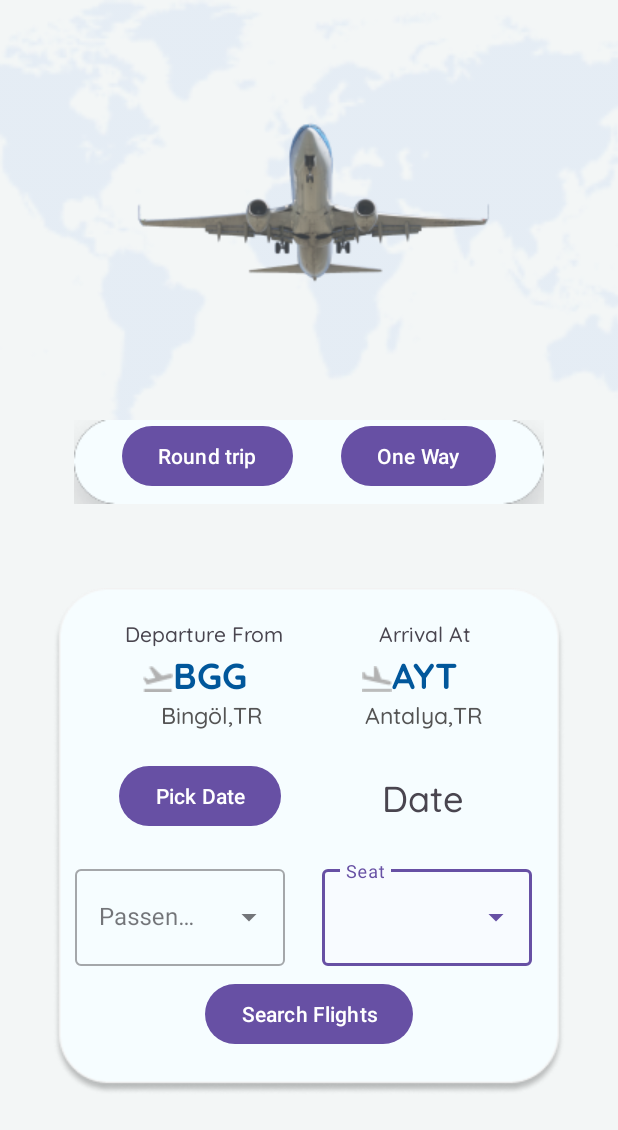
After one commit to SerhanBaymaz/Flight-Club, an Android app: the Home_activity screen opened directly, with no data from a screen before it, on a phone screen of 412 x 824 dp. The commit adds this screen. Shown: the top 1130 px of the screen. Run offline under Robolectric (Android 15) with nearby library versions, the phone set to English and light mode, and no system bars.

Commit message:
activity_home page implemented.

```diff
--- a/app/src/main/AndroidManifest.xml
+++ b/app/src/main/AndroidManifest.xml
@@ -12,6 +12,9 @@
         android:supportsRtl="true"
         android:theme="@style/Theme.Book_Flight"
         tools:targetApi="31">
+        <activity
+            android:name=".Home_activity"
+            android:exported="false" />
         <activity
             android:name=".signInActivity"
             android:exported="false" />
--- /dev/null
+++ b/app/src/main/java/com/example/book_flight/Home_activity.kt
@@ -0,0 +1,59 @@
+package com.example.book_flight
+
+import android.app.DatePickerDialog
+import androidx.appcompat.app.AppCompatActivity
+import android.os.Bundle
+import android.widget.ArrayAdapter
+import com.example.book_flight.databinding.ActivityHomeBinding
+import java.text.SimpleDateFormat
+import java.util.Calendar
+import java.util.Locale
+
+class Home_activity : AppCompatActivity() {
+
+    lateinit var binding: ActivityHomeBinding
+    override fun onCreate(savedInstanceState: Bundle?) {
+
+        super.onCreate(savedInstanceState)
+        binding = ActivityHomeBinding.inflate(layoutInflater)
+        setContentView(binding.root)
+
+
+        //val abc = arrayOf("a","b","c")
+        val seatclass = resources.getStringArray(R.array.seatclass)
+        val number_of_passengers = resources.getStringArray(R.array.passengers)
+
+        val arrayAdapter_seat = ArrayAdapter(this, R.layout.list_item, R.id.textview_seatclasslist,seatclass)
+        binding.autoCompleteTextViewSeatclass.setAdapter(arrayAdapter_seat)
+
+        val arrayAdapter_passengers = ArrayAdapter(this, R.layout.list_item, R.id.textview_passengerlist,number_of_passengers)
+        binding.autoCompleteTextViewPassengers.setAdapter(arrayAdapter_passengers)
+
+
+        val myCalendar = Calendar.getInstance()
+
+        val datePicker = DatePickerDialog.OnDateSetListener{ view, year, month, dayOfMonth ->
+            myCalendar.set(Calendar.YEAR,year)
+            myCalendar.set(Calendar.MONTH,month)
+            myCalendar.set(Calendar.DAY_OF_MONTH,dayOfMonth)
+            updateLable(myCalendar)
+        }
+
+        binding.btnDatePicker.setOnClickListener {
+            DatePickerDialog(this,datePicker,myCalendar.get(Calendar.YEAR),
+                myCalendar.get(Calendar.MONTH),myCalendar.get(Calendar.DAY_OF_MONTH)).show()
+        }
+
+
+
+    }//oncreate
+
+    fun updateLable(myCalendar: Calendar){
+        val myFormat = "dd-MM-yyyy"
+        val simpleDateFormat = SimpleDateFormat(myFormat, Locale.ENGLISH)
+
+        binding.tvDatePicker.setText(simpleDateFormat.format(myCalendar.time))
+
+    }
+
+}//class
--- /dev/null
+++ b/app/src/main/res/layout/activity_home.xml
@@ -0,0 +1,244 @@
+<?xml version="1.0" encoding="utf-8"?>
+<androidx.constraintlayout.widget.ConstraintLayout xmlns:android="http://schemas.android.com/apk/res/android"
+    xmlns:app="http://schemas.android.com/apk/res-auto"
+    xmlns:tools="http://schemas.android.com/tools"
+    android:layout_width="match_parent"
+    android:layout_height="match_parent"
+    android:background="@color/main_background"
+    tools:context=".Home_activity">
+
+    <ImageView
+        android:id="@+id/image_worldmap_home"
+        android:layout_width="601dp"
+        android:layout_height="297dp"
+        android:alpha="10"
+        android:contentDescription="@string/image_worldmap"
+        app:layout_constraintEnd_toEndOf="parent"
+        app:layout_constraintStart_toStartOf="parent"
+        app:layout_constraintTop_toTopOf="parent"
+        app:srcCompat="@drawable/worldmap"
+        tools:ignore="VisualLintBounds" />
+
+    <ImageView
+        android:id="@+id/image_takeoff_home"
+        android:layout_width="wrap_content"
+        android:layout_height="wrap_content"
+        android:layout_marginBottom="73dp"
+        android:contentDescription="@string/image_takeoff_home"
+        app:layout_constraintBottom_toBottomOf="@+id/image_worldmap_home"
+        app:layout_constraintEnd_toEndOf="parent"
+        app:layout_constraintStart_toStartOf="parent"
+        app:layout_constraintTop_toTopOf="parent"
+        app:srcCompat="@drawable/plane_takeoff" />
+
+    <ImageView
+        android:id="@+id/image_rectangle2_tab_home"
+        android:layout_width="wrap_content"
+        android:layout_height="wrap_content"
+        app:layout_constraintBottom_toTopOf="@+id/image_rectangle1_home"
+        app:layout_constraintEnd_toEndOf="parent"
+        app:layout_constraintStart_toStartOf="parent"
+        app:layout_constraintTop_toBottomOf="@+id/image_takeoff_home"
+        app:srcCompat="@drawable/rectangle_tab_home"
+        tools:ignore="ContentDescription" />
+
+    <Button
+        android:id="@+id/button_roundtrip_home"
+        android:layout_width="wrap_content"
+        android:layout_height="wrap_content"
+        android:layout_marginStart="32dp"
+        android:text="@string/button_roundtrip_home"
+        app:layout_constraintStart_toStartOf="@+id/image_rectangle2_tab_home"
+        app:layout_constraintTop_toTopOf="@+id/image_rectangle2_tab_home" />
+
+    <Button
+        android:id="@+id/button_oneway_home"
+        android:layout_width="wrap_content"
+        android:layout_height="wrap_content"
+        android:text="@string/button_oneway_home"
+        app:layout_constraintEnd_toEndOf="@+id/image_rectangle2_tab_home"
+        app:layout_constraintStart_toEndOf="@+id/button_roundtrip_home"
+        app:layout_constraintTop_toTopOf="@+id/image_rectangle2_tab_home" />
+
+    <ImageView
+        android:id="@+id/image_rectangle1_home"
+        android:layout_width="wrap_content"
+        android:layout_height="wrap_content"
+        app:layout_constraintBottom_toBottomOf="parent"
+        app:layout_constraintEnd_toEndOf="parent"
+        app:layout_constraintStart_toStartOf="parent"
+        app:layout_constraintTop_toBottomOf="@+id/image_worldmap_home"
+        app:srcCompat="@drawable/rectangle_home"
+        tools:ignore="ContentDescription" />
+
+    <TextView
+        android:id="@+id/textView_departure_home"
+        android:layout_width="wrap_content"
+        android:layout_height="wrap_content"
+        android:layout_marginStart="48dp"
+        android:layout_marginTop="20dp"
+        android:fontFamily="@font/quicksand_medium"
+        android:text="@string/textView_departure_home"
+        app:layout_constraintStart_toStartOf="@+id/image_rectangle1_home"
+        app:layout_constraintTop_toTopOf="@+id/image_rectangle1_home" />
+
+    <TextView
+        android:id="@+id/text_departure_iata_home"
+        android:layout_width="wrap_content"
+        android:layout_height="wrap_content"
+        android:layout_marginStart="80dp"
+        android:fontFamily="@font/quicksand_bold"
+        android:text="BGG"
+        android:textColor="#01579B"
+        android:textSize="24sp"
+        app:layout_constraintStart_toStartOf="@+id/image_rectangle1_home"
+        app:layout_constraintTop_toBottomOf="@+id/textView_departure_home" />
+
+    <TextView
+        android:id="@+id/text_departure_fullname_home"
+        android:layout_width="wrap_content"
+        android:layout_height="wrap_content"
+        android:layout_marginStart="72dp"
+        android:fontFamily="@font/quicksand_medium"
+        android:text="Bingöl,TR"
+        android:textColor="#545454"
+        android:textSize="15sp"
+        app:layout_constraintStart_toStartOf="@+id/image_rectangle1_home"
+        app:layout_constraintTop_toBottomOf="@+id/text_departure_iata_home" />
+
+    <TextView
+        android:id="@+id/text_arrival_fullname_home"
+        android:layout_width="wrap_content"
+        android:layout_height="wrap_content"
+        android:fontFamily="@font/quicksand_medium"
+        android:text="Antalya,TR"
+        android:textColor="#545454"
+        android:textSize="15sp"
+        app:layout_constraintEnd_toEndOf="@+id/image_rectangle1_home"
+        app:layout_constraintHorizontal_bias="0.556"
+        app:layout_constraintStart_toEndOf="@+id/text_departure_fullname_home"
+        app:layout_constraintTop_toBottomOf="@+id/text_arrival_iata_home" />
+
+    <TextView
+        android:id="@+id/textView_arrival_home"
+        android:layout_width="wrap_content"
+        android:layout_height="wrap_content"
+        android:layout_marginTop="20dp"
+        android:fontFamily="@font/quicksand_medium"
+        android:text="@string/textView_arrival_home"
+        app:layout_constraintEnd_toEndOf="@+id/image_rectangle1_home"
+        app:layout_constraintStart_toEndOf="@+id/textView_departure_home"
+        app:layout_constraintTop_toTopOf="@+id/image_rectangle1_home" />
+
+    <TextView
+        android:id="@+id/text_arrival_iata_home"
+        android:layout_width="wrap_content"
+        android:layout_height="wrap_content"
+        android:fontFamily="@font/quicksand_bold"
+        android:text="AYT"
+        android:textColor="#01579B"
+        android:textSize="24sp"
+        app:layout_constraintEnd_toEndOf="@+id/image_rectangle1_home"
+        app:layout_constraintHorizontal_bias="0.577"
+        app:layout_constraintStart_toEndOf="@+id/text_departure_iata_home"
+        app:layout_constraintTop_toBottomOf="@+id/textView_arrival_home" />
+
+    <ImageView
+        android:id="@+id/image_departure_sticker_home"
+        android:layout_width="wrap_content"
+        android:layout_height="wrap_content"
+        android:layout_marginTop="12dp"
+        app:layout_constraintEnd_toStartOf="@+id/text_departure_iata_home"
+        app:layout_constraintTop_toBottomOf="@+id/textView_departure_home"
+        app:srcCompat="@drawable/departure_sticker"
+        tools:ignore="ContentDescription,ImageContrastCheck" />
+
+    <ImageView
+        android:id="@+id/image_arrival_sticker_home"
+        android:layout_width="wrap_content"
+        android:layout_height="wrap_content"
+        android:layout_marginTop="12dp"
+        app:layout_constraintEnd_toStartOf="@+id/text_arrival_iata_home"
+        app:layout_constraintTop_toBottomOf="@+id/textView_arrival_home"
+        app:srcCompat="@drawable/arrival_sticker"
+        tools:ignore="ContentDescription,ImageContrastCheck" />
+
+    <Button
+        android:id="@+id/button_searchflt_home"
+        android:layout_width="wrap_content"
+        android:layout_height="wrap_content"
+        android:layout_marginBottom="30dp"
+        android:text="@string/button_searchflt_home"
+        app:layout_constraintBottom_toBottomOf="@+id/image_rectangle1_home"
+        app:layout_constraintEnd_toEndOf="@+id/image_rectangle1_home"
+        app:layout_constraintStart_toStartOf="@+id/image_rectangle1_home" />
+
+
+    <com.google.android.material.textfield.TextInputLayout
+        android:id="@+id/textInputLayout"
+        style="@style/Widget.MaterialComponents.TextInputLayout.OutlinedBox.ExposedDropdownMenu"
+        android:layout_width="140dp"
+        android:layout_height="70dp"
+        android:layout_marginBottom="8dp"
+        android:hint="@string/menu_seatclass_home"
+        app:layout_constraintBottom_toTopOf="@+id/button_searchflt_home"
+        app:layout_constraintEnd_toEndOf="@+id/image_rectangle1_home"
+        app:layout_constraintHorizontal_bias="0.89"
+        app:layout_constraintStart_toStartOf="@+id/image_rectangle1_home">
+
+        <AutoCompleteTextView
+            android:id="@+id/autoCompleteTextView_seatclass"
+            android:layout_width="match_parent"
+            android:layout_height="match_parent"
+            android:inputType="none"
+            android:textColorHint="#546E7A"
+            tools:ignore="LabelFor,TextContrastCheck,TouchTargetSizeCheck" />
+
+    </com.google.android.material.textfield.TextInputLayout>
+
+    <com.google.android.material.textfield.TextInputLayout
+        android:id="@+id/textInputLayout2"
+        style="@style/Widget.MaterialComponents.TextInputLayout.OutlinedBox.ExposedDropdownMenu"
+        android:layout_width="140dp"
+        android:layout_height="70dp"
+        android:layout_marginBottom="8dp"
+        android:hint="@string/menu_travellers_home"
+        app:layout_constraintBottom_toTopOf="@+id/button_searchflt_home"
+        app:layout_constraintEnd_toEndOf="@+id/image_rectangle1_home"
+        app:layout_constraintHorizontal_bias="0.074"
+        app:layout_constraintStart_toStartOf="@+id/image_rectangle1_home">
+
+        <AutoCompleteTextView
+            android:id="@+id/autoCompleteTextView_passengers"
+            android:layout_width="match_parent"
+            android:layout_height="match_parent"
+            android:inputType="none"
+            android:textColorHint="#546E7A"
+            tools:ignore="LabelFor,TextContrastCheck,TouchTargetSizeCheck" />
+
+    </com.google.android.material.textfield.TextInputLayout>
+
+    <Button
+        android:id="@+id/btnDatePicker"
+        android:layout_width="wrap_content"
+        android:layout_height="wrap_content"
+        android:layout_marginStart="44dp"
+        android:text="@string/button_pick_date"
+        app:layout_constraintBottom_toTopOf="@+id/textInputLayout2"
+        app:layout_constraintStart_toStartOf="@+id/image_rectangle1_home"
+        app:layout_constraintTop_toBottomOf="@+id/text_departure_fullname_home" />
+
+    <TextView
+        android:id="@+id/tvDatePicker"
+        android:layout_width="wrap_content"
+        android:layout_height="wrap_content"
+        android:fontFamily="@font/quicksand_medium"
+        android:text="@string/textView_pick_date"
+        android:textSize="24sp"
+        app:layout_constraintBottom_toTopOf="@+id/textInputLayout"
+        app:layout_constraintEnd_toEndOf="@+id/image_rectangle1_home"
+        app:layout_constraintStart_toEndOf="@+id/btnDatePicker"
+        app:layout_constraintTop_toBottomOf="@+id/text_arrival_fullname_home" />
+
+
+</androidx.constraintlayout.widget.ConstraintLayout>
--- a/app/src/main/res/values/strings.xml
+++ b/app/src/main/res/values/strings.xml
@@ -5,8 +5,6 @@
     <string name="text_LetsFly">Let\'s Fly </string>
     <string name="text_layout_email">E-mail </string>
     <string name="text_layout_password">Password </string>
-
-
 
     <string name="textView_already">Do you have an account?</string>
     <string name="textView_click_signIn">SIGN IN</string>
@@ -20,10 +18,6 @@
     <string name="checkBox_rememberMe_signup">Remember me </string>
 
 
-    <string name="button_signup">Sign Up </string>
-    <string name="buttonImage_facebook">Facebook sign in button </string>
-    <string name="buttonImage_twitter">Twitter sign in button </string>
-    <string name="buttonImage_google">Google sign in button </string>
 
 
 
@@ -32,6 +26,16 @@
 
 
 
+
+
+
+
+
+
+    <string name="button_signup">Sign Up </string>
+    <string name="buttonImage_facebook">Facebook sign in button </string>
+    <string name="buttonImage_twitter">Twitter sign in button </string>
+    <string name="buttonImage_google">Google sign in button </string>
 
 
     <string name="text_welcome">Welcome</string>
@@ -43,4 +47,46 @@
     <string name="button_signIn">Sign In </string>
 
 
+
+
+
+
+
+    <string name="image_takeoff_home">Takeoff plane</string>
+
+    <string name="button_roundtrip_home">Round trip </string>
+    <string name="button_oneway_home">One Way </string>
+    <string name="button_searchflt_home">Search Flights</string>
+    <string name="button_pick_date">Pick Date</string>
+
+
+    <string name="textView_departure_home">Departure From </string>
+    <string name="textView_arrival_home">Arrival At </string>
+    <string name="textView_pick_date">Date </string>
+
+
+    <string name="menu_seatclass_home">Seat</string>
+    <string name="menu_travellers_home">Passenger</string>
+
+
+
+
+    <string-array name="seatclass">
+        <item>Economy</item>
+        <item>Business</item>
+        <item>First Class</item>
+        <item>VIP</item>
+    </string-array>
+
+    <string-array name="passengers">
+        <item>1</item>
+        <item>2</item>
+        <item>3</item>
+        <item>4</item>
+        <item>5</item>
+        <item>6</item>
+        <item>7</item>
+    </string-array>
+
+
 </resources>
```
Also changed, not shown: app/src/main/java/com/example/book_flight/signInActivity.kt (added, +30 -0 lines), app/src/main/res/layout/activity_sign_in.xml (added, +158 -0 lines), app/src/main/res/layout/list_item.xml (added, +32 -0 lines), app/src/main/res/drawable/arrival_sticker.png (added), app/src/main/res/drawable/departure_sticker.png (added), app/src/main/res/drawable/plane_takeoff.png (added), app/src/main/res/drawable/rectangle_home.png (added), app/src/main/res/drawable/rectangle_tab_home.png (added), app/src/main/res/drawable/worldmap.png (added).
